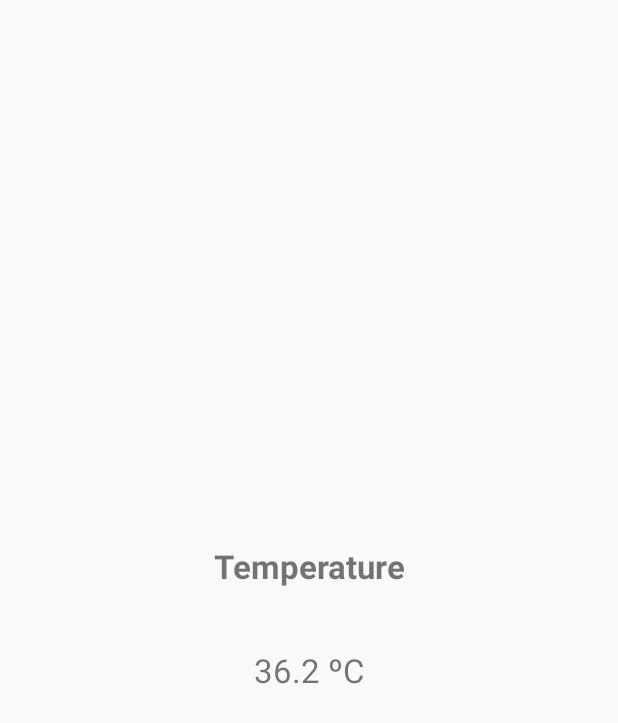
After one commit to kevinsala/HealthProject, an Android app: the layout common_end_layout.xml on its own in the app's theme, with its tools: preview values and no code run, on a phone screen of 412 x 824 dp. The commit adds this screen. Shown: the top 723 px of the screen. Run offline under Robolectric (Android 15) with nearby library versions, the phone set to English and light mode, and no system bars.

Commit message:
Layouts updated

```diff
--- /dev/null
+++ b/app/src/main/res/layout/common_end_layout.xml
@@ -0,0 +1,31 @@
+<?xml version="1.0" encoding="utf-8"?>
+<RelativeLayout xmlns:android="http://schemas.android.com/apk/res/android"
+    android:layout_width="match_parent"
+    android:layout_height="match_parent">
+
+    <Space
+        android:id="@+id/space"
+        android:layout_width="match_parent"
+        android:layout_height="@dimen/margin"
+        android:layout_centerInParent="true"/>
+
+    <TextView
+        android:id="@+id/title"
+        android:layout_width="match_parent"
+        android:layout_height="wrap_content"
+        android:layout_above="@id/space"
+        android:gravity="center"
+        android:textSize="22sp"
+        android:textStyle="bold"
+        android:text="Temperature"/>
+
+    <TextView
+        android:id="@+id/value"
+        android:layout_width="match_parent"
+        android:layout_height="wrap_content"
+        android:layout_below="@id/space"
+        android:gravity="center"
+        android:textSize="22sp"
+        android:text="36.2 ºC"/>
+
+</RelativeLayout>
--- a/app/src/main/res/values/strings.xml
+++ b/app/src/main/res/values/strings.xml
@@ -1,6 +1,6 @@
 <resources>
-    <string name="app_name">HealthProject</string>
-    <string name="app_name_space">Health Project</string>
+    <string name="app_name">Healthcare</string>
+    <string name="app_name_space">Healthcare</string>
 
     <string name="electrocardiography">Electrocardiography</string>
     <string name="ecg">ECG</string>
```
Also changed, not shown: app/src/main/java/com/example/ksala/healthproject/Activities/MainActivity.java (+8 -11 lines), app/src/main/java/com/example/ksala/healthproject/TestThread.java (added, +72 -0 lines), app/src/main/java/com/example/ksala/healthproject/Utils.java (+5 -5 lines), app/src/main/res/layout/common_middle_layout.xml (added, +21 -0 lines).
